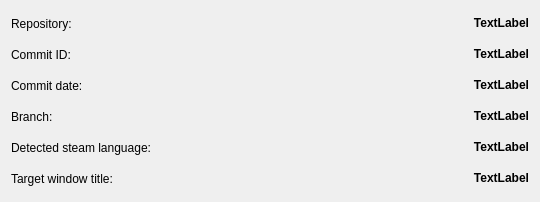
This is src/AboutWindow/aboutwindow.ui in Odizinne/BigPictureTV as Qt 5 draws it before an edit. The edited form follows.
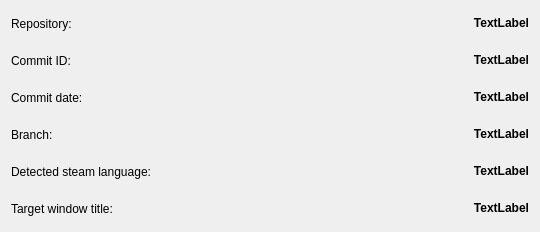
This is the edited form.

What changed in the file:
```diff
--- a/src/AboutWindow/aboutwindow.ui
+++ b/src/AboutWindow/aboutwindow.ui
@@ -7,13 +7,16 @@
     <x>0</x>
     <y>0</y>
     <width>540</width>
-    <height>198</height>
+    <height>228</height>
    </rect>
   </property>
   <property name="windowTitle">
    <string>About</string>
   </property>
   <layout class="QGridLayout" name="gridLayout">
+   <property name="spacing">
+    <number>12</number>
+   </property>
    <item row="5" column="1">
     <widget class="QLabel" name="targetWindowTitle">
      <property name="minimumSize">
```
